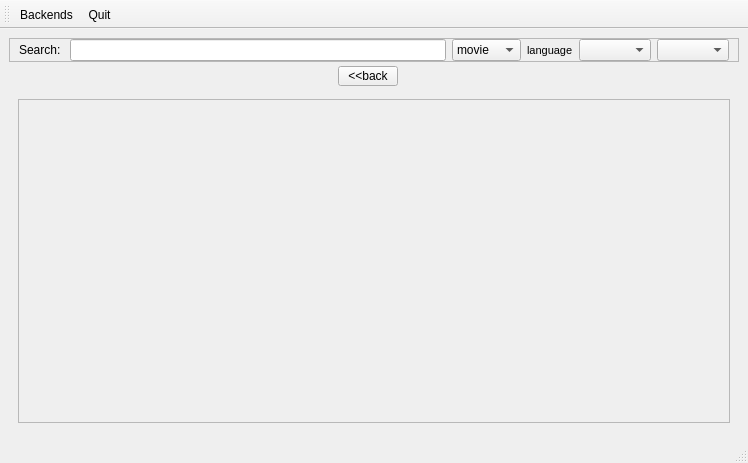
laurentb/weboob, file weboob/applications/qcineoob/ui/main_window.ui: the form before one commit.
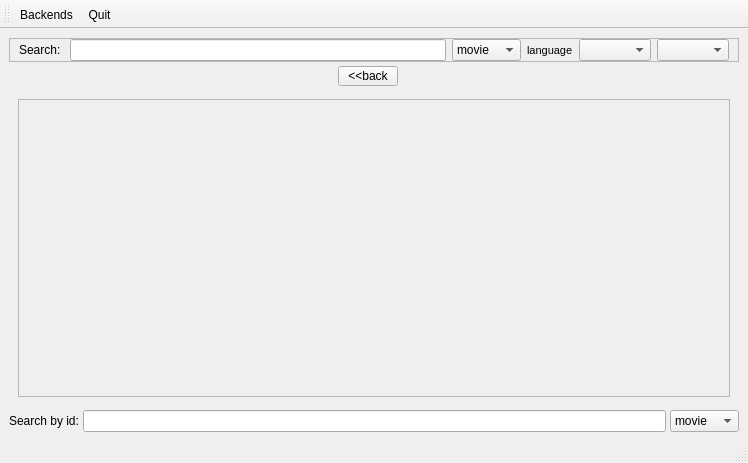
The form after the commit.

Commit message: [qcineoob] search by id [qcookboob] undo previous modif on backends, exceptions  are handled by app

Diff of the .ui file:
```diff
--- a/weboob/applications/qcineoob/ui/main_window.ui
+++ b/weboob/applications/qcineoob/ui/main_window.ui
@@ -179,7 +179,7 @@
              <x>0</x>
              <y>0</y>
              <width>708</width>
-             <height>292</height>
+             <height>261</height>
             </rect>
            </property>
            <layout class="QVBoxLayout" name="verticalLayout_2"/>
@@ -212,6 +212,44 @@
       </widget>
      </widget>
     </item>
+    <item>
+     <layout class="QHBoxLayout" name="horizontalLayout_3">
+      <item>
+       <widget class="QLabel" name="label_2">
+        <property name="text">
+         <string>Search by id:</string>
+        </property>
+       </widget>
+      </item>
+      <item>
+       <widget class="QLineEdit" name="idEdit"/>
+      </item>
+      <item>
+       <widget class="QComboBox" name="idTypeCombo">
+        <item>
+         <property name="text">
+          <string>movie</string>
+         </property>
+        </item>
+        <item>
+         <property name="text">
+          <string>person</string>
+         </property>
+        </item>
+        <item>
+         <property name="text">
+          <string>torrent</string>
+         </property>
+        </item>
+        <item>
+         <property name="text">
+          <string>subtitle</string>
+         </property>
+        </item>
+       </widget>
+      </item>
+     </layout>
+    </item>
    </layout>
   </widget>
   <widget class="QMenuBar" name="menubar">
```
The commit also changes 8 other files.
